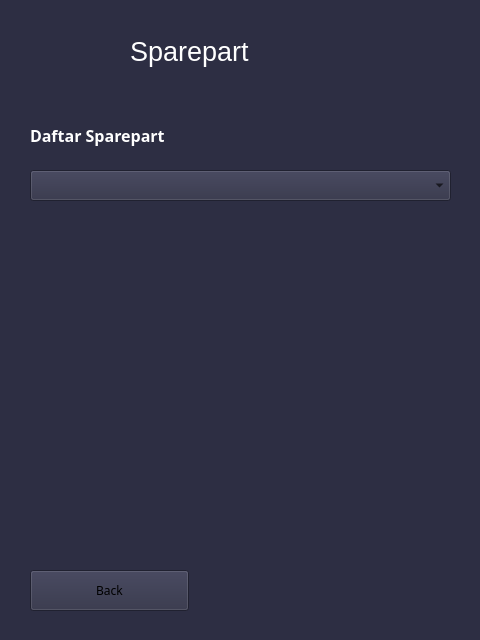
Qt form file_ui/sparepart_menu.ui (Ghazimuhammad/Reservasi-Bengkel) before a commit.
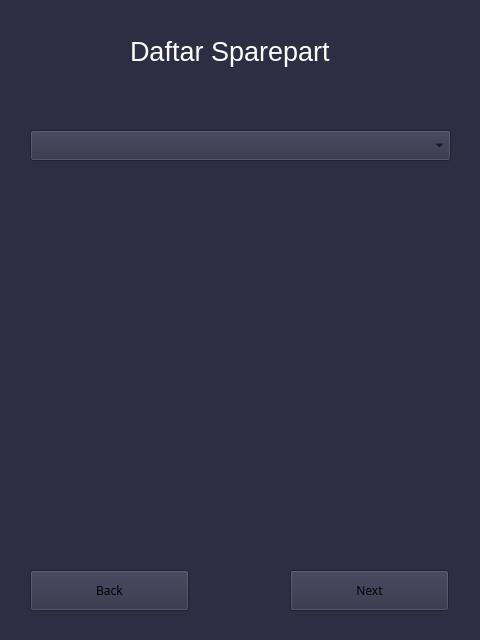
The same form after that commit.

Commit message: Nambahin fungsi buat cart + konek ke firebase

Patch:
```diff
--- a/file_ui/sparepart_menu.ui
+++ b/file_ui/sparepart_menu.ui
@@ -21,7 +21,7 @@
     <property name="geometry">
      <rect>
       <x>30</x>
-      <y>170</y>
+      <y>130</y>
       <width>421</width>
       <height>31</height>
      </rect>
@@ -47,40 +47,6 @@
 color: rgb(255, 255, 255);</string>
     </property>
    </widget>
-   <widget class="QLabel" name="label_7">
-    <property name="geometry">
-     <rect>
-      <x>30</x>
-      <y>110</y>
-      <width>371</width>
-      <height>51</height>
-     </rect>
-    </property>
-    <property name="maximumSize">
-     <size>
-      <width>100000</width>
-      <height>200</height>
-     </size>
-    </property>
-    <property name="font">
-     <font>
-      <family>Roboto Slab</family>
-      <pointsize>16</pointsize>
-     </font>
-    </property>
-    <property name="text">
-     <string>&lt;html&gt;&lt;head/&gt;&lt;body&gt;&lt;p&gt;&lt;span style=&quot; font-size:12pt; font-weight:600; color:#ffffff;&quot;&gt;Daftar Sparepart&lt;/span&gt;&lt;/p&gt;&lt;/body&gt;&lt;/html&gt;</string>
-    </property>
-    <property name="alignment">
-     <set>Qt::AlignLeading|Qt::AlignLeft|Qt::AlignVCenter</set>
-    </property>
-    <property name="margin">
-     <number>0</number>
-    </property>
-    <property name="indent">
-     <number>-1</number>
-    </property>
-   </widget>
    <widget class="QPushButton" name="push_back">
     <property name="geometry">
      <rect>
@@ -132,7 +98,7 @@
      </rect>
     </property>
     <property name="text">
-     <string>&lt;html&gt;&lt;head/&gt;&lt;body&gt;&lt;p&gt;&lt;span style=&quot; font-size:20pt; color:#ffffff;&quot;&gt;Sparepart&lt;/span&gt;&lt;/p&gt;&lt;/body&gt;&lt;/html&gt;</string>
+     <string>&lt;html&gt;&lt;head/&gt;&lt;body&gt;&lt;p&gt;&lt;span style=&quot; font-size:20pt; color:#ffffff;&quot;&gt;Daftar Sparepart&lt;/span&gt;&lt;/p&gt;&lt;/body&gt;&lt;/html&gt;</string>
     </property>
    </widget>
    <widget class="QLabel" name="logo_sparepart">
@@ -152,13 +118,54 @@
     <property name="geometry">
      <rect>
       <x>30</x>
-      <y>220</y>
+      <y>170</y>
       <width>421</width>
-      <height>341</height>
+      <height>381</height>
      </rect>
     </property>
     <layout class="QVBoxLayout" name="verticalLayout"/>
    </widget>
+   <widget class="QPushButton" name="push_back_2">
+    <property name="geometry">
+     <rect>
+      <x>290</x>
+      <y>570</y>
+      <width>159</width>
+      <height>41</height>
+     </rect>
+    </property>
+    <property name="font">
+     <font>
+      <family>Roboto Slab</family>
+      <pointsize>9</pointsize>
+      <weight>50</weight>
+      <bold>false</bold>
+     </font>
+    </property>
+    <property name="styleSheet">
+     <string notr="true">/* PUSH BUTTON */
+QPushButton {
+    background-color: rgb(80, 80, 122);
+    color: white;
+    border: none;
+    border-radius: 7px;
+    padding: 10px 20px;
+}
+
+QPushButton:hover {
+	background-color: rgb(245, 154, 182);
+}
+
+QPushButton:pressed {
+    background-color: rgb(109, 68, 81);
+}
+
+color: rgb(255, 255, 255);</string>
+    </property>
+    <property name="text">
+     <string>Next</string>
+    </property>
+   </widget>
   </widget>
   <widget class="QStatusBar" name="statusbar"/>
  </widget>
```
The commit also changes 2 other files.
